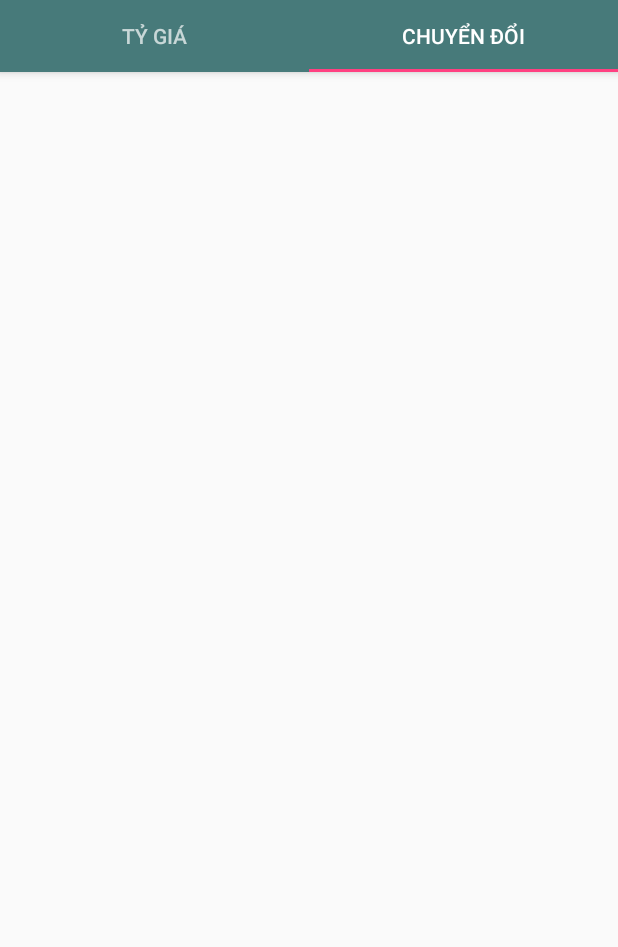
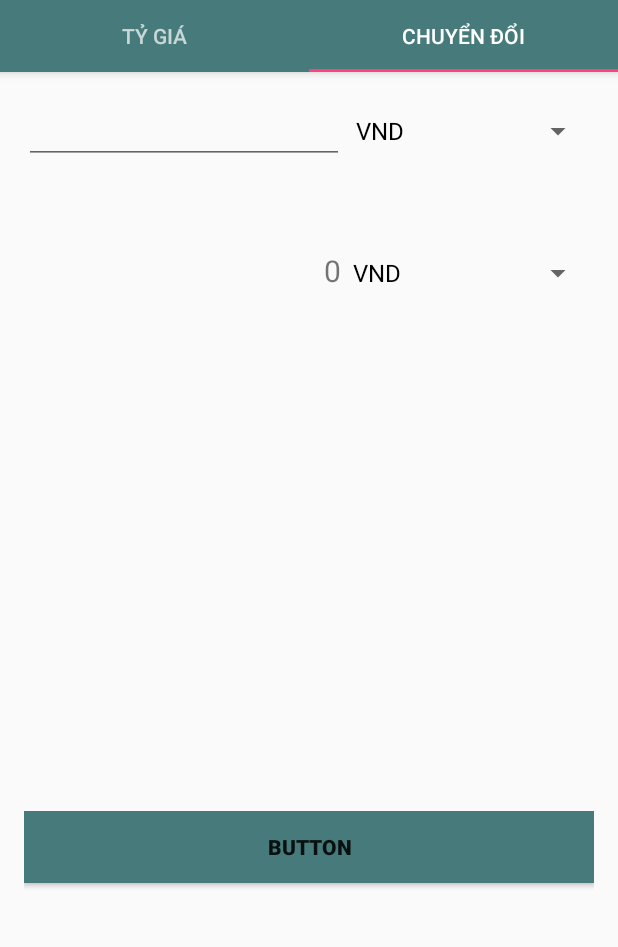
Before and after one commit to phuquocphan95/BTCN, an Android app: the screen it shows after launch (MainActivity), tab 2 chosen, on a phone screen of 412 x 824 dp, the part 96-1043 px from its top. Run offline under Robolectric (Android 15) with nearby library versions, the phone set to English and light mode, and no system bars; 2 statements that could not run were skipped.

Commit message:
finish commit

```diff
--- a/Exchanger/app/src/main/java/hcmut/exchanger/ExchangerTab.java
+++ b/Exchanger/app/src/main/java/hcmut/exchanger/ExchangerTab.java
@@ -5,17 +5,100 @@ import android.support.v4.app.Fragment;
 import android.view.LayoutInflater;
 import android.view.View;
 import android.view.ViewGroup;
+import android.widget.AdapterView;
+import android.widget.ArrayAdapter;
+import android.widget.Button;
+import android.widget.EditText;
+import android.widget.Spinner;
+import android.widget.TextView;
+
+import java.util.ArrayList;
+import java.util.List;
+import java.util.Map;
 
 /**
  * Created by PPQ on 4/7/17.
  */
 
-public class ExchangerTab extends Fragment {
+public class ExchangerTab extends Fragment{
     @Override
     public View onCreateView(LayoutInflater inflater, ViewGroup container, Bundle savedInstanceState)
     {
         View rootView = inflater.inflate(R.layout.fragment_exchanger, container, false);
+        this.rootView = rootView;
+        this.parentActivity = (MainActivity) getActivity();
+        this.fromCode = "USD";
+        this.toCode = "VND";
         return rootView;
     }
 
+    @Override
+    public  void  onStart() {
+        super.onStart();
+        Map<String, Model.Currency> currencyDict = this.parentActivity.getModel().getCurrencyDict();
+        Spinner spinnerFrom = (Spinner) this.rootView.findViewById(R.id.spinnerFrom);
+        Spinner spinnerTo = (Spinner) this.rootView.findViewById(R.id.spinnerTo);
+        List<String> currency = new ArrayList<>();
+
+        for (Map.Entry<String, Model.Currency> entry: currencyDict.entrySet()) {
+            currency.add(entry.getValue().getCurrencyCode());
+
+        }
+
+        ArrayAdapter<String> dataAdapter = new ArrayAdapter<>(this.parentActivity,
+                android.R.layout.simple_spinner_dropdown_item,
+                currency);
+        AdapterView.OnItemSelectedListener listener =
+                new AdapterView.OnItemSelectedListener()
+        {
+            public void onItemSelected(AdapterView<?> parent, View view, int position, long id) {
+                String code = parent.getItemAtPosition(position).toString();
+                Spinner spinner = (Spinner) parent;
+                switch (spinner.getId()) {
+                    case R.id.spinnerFrom:
+                        fromCode = code;
+                        break;
+                    default:
+                        toCode = code;
+                        break;
+                }
+
+            }
+
+            public void onNothingSelected(AdapterView<?> parent)
+            {
+
+            }
+        };
+
+        dataAdapter.setDropDownViewResource(android.R.layout.simple_spinner_dropdown_item);
+        spinnerFrom.setAdapter(dataAdapter);
+        spinnerFrom.setOnItemSelectedListener(listener);
+        spinnerFrom.setSelection(dataAdapter.getPosition("USD"));
+        spinnerTo.setAdapter(dataAdapter);
+        spinnerTo.setOnItemSelectedListener(listener);
+        spinnerTo.setSelection(dataAdapter.getPosition("VND"));
+        Button btnExchange = (Button) this.rootView.findViewById(R.id.btnExchange);
+        final TextView resultTextView = (TextView) this.rootView.findViewById(R.id.textViewTo);
+
+        btnExchange.setOnClickListener(new View.OnClickListener() {
+            @Override
+            public void onClick(View v) {
+                EditText edtFrom = (EditText)rootView.findViewById(R.id.editTextFrom);
+                double amount = Double.parseDouble(edtFrom.getText().toString());
+                double newAmount = ExchangerTab.this.parentActivity.getController().exchangeMoney(
+                        ExchangerTab.this.fromCode,
+                        ExchangerTab.this.toCode,
+                        amount);
+                resultTextView.setText(Double.toString(newAmount));
+            }
+        });
+    }
+
+
+    private View rootView;
+    private MainActivity parentActivity;
+    private String fromCode;
+    private String toCode;
+
 }
--- a/Exchanger/app/src/main/java/hcmut/exchanger/Model.java
+++ b/Exchanger/app/src/main/java/hcmut/exchanger/Model.java
@@ -67,6 +67,7 @@ public class Model {
                         break;
                 }
             }
+            ret.put("VND", new Currency("VND", 1.0, 1.0, 1.0));
         } catch (XmlPullParserException e) {
             e.printStackTrace();
         } catch (IOException e) {
--- a/Exchanger/app/src/main/res/layout/fragment_exchanger.xml
+++ b/Exchanger/app/src/main/res/layout/fragment_exchanger.xml
@@ -2,15 +2,73 @@
     xmlns:tools="http://schemas.android.com/tools"
     android:layout_width="match_parent"
     android:layout_height="match_parent"
+    android:orientation="vertical"
     android:paddingBottom="@dimen/activity_vertical_margin"
     android:paddingLeft="@dimen/activity_horizontal_margin"
     android:paddingRight="@dimen/activity_horizontal_margin"
     android:paddingTop="@dimen/activity_vertical_margin"
+    android:weightSum="2"
     tools:context="hcmut.exchanger.RateTab">
 
-    <TextView
-        android:id="@+id/section_label"
-        android:layout_width="wrap_content"
-        android:layout_height="wrap_content" />
+
+    <LinearLayout
+        android:layout_width="match_parent"
+        android:layout_height="88dp"
+        android:orientation="horizontal"
+        android:weightSum="1"
+        android:layout_weight="0.03">
+
+        <EditText
+            android:id="@+id/editTextFrom"
+            android:layout_width="wrap_content"
+            android:layout_height="wrap_content"
+            android:ems="10"
+            android:inputType="numberDecimal" />
+
+        <Spinner
+            android:id="@+id/spinnerFrom"
+            android:layout_width="match_parent"
+            android:layout_height="wrap_content" />
+    </LinearLayout>
+
+    <LinearLayout
+        android:layout_width="match_parent"
+        android:layout_height="139dp"
+        android:orientation="horizontal"
+        android:weightSum="1"
+        android:layout_weight="1.12">
+
+        <TextView
+            android:id="@+id/textViewTo"
+            android:layout_width="211dp"
+            android:layout_height="wrap_content"
+            android:text="0"
+            android:textAlignment="textEnd"
+            android:textSize="20sp" />
+
+        <Spinner
+            android:id="@+id/spinnerTo"
+            android:layout_width="match_parent"
+            android:layout_height="wrap_content" />
+
+    </LinearLayout>
+
+    <LinearLayout
+        android:layout_width="match_parent"
+        android:layout_height="74dp"
+        android:orientation="horizontal"
+        android:layout_weight="0.37">
+
+        <Button
+            android:id="@+id/btnExchange"
+            android:layout_width="match_parent"
+            android:layout_height="wrap_content"
+            android:background="@color/colorPrimaryDark"
+            android:text="Button"
+            android:textStyle="bold"
+            tools:text="CHUYỂN ĐỔI" />
+    </LinearLayout>
+
+
 
 </LinearLayout>
```
Also changed, not shown: Exchanger/app/src/main/java/hcmut/exchanger/Controller.java (+9 -0 lines), Exchanger/app/src/main/java/hcmut/exchanger/MainActivity.java (+11 -1 lines), Exchanger/app/src/main/res/layout/fragment_rate.xml (+28 -0 lines).
